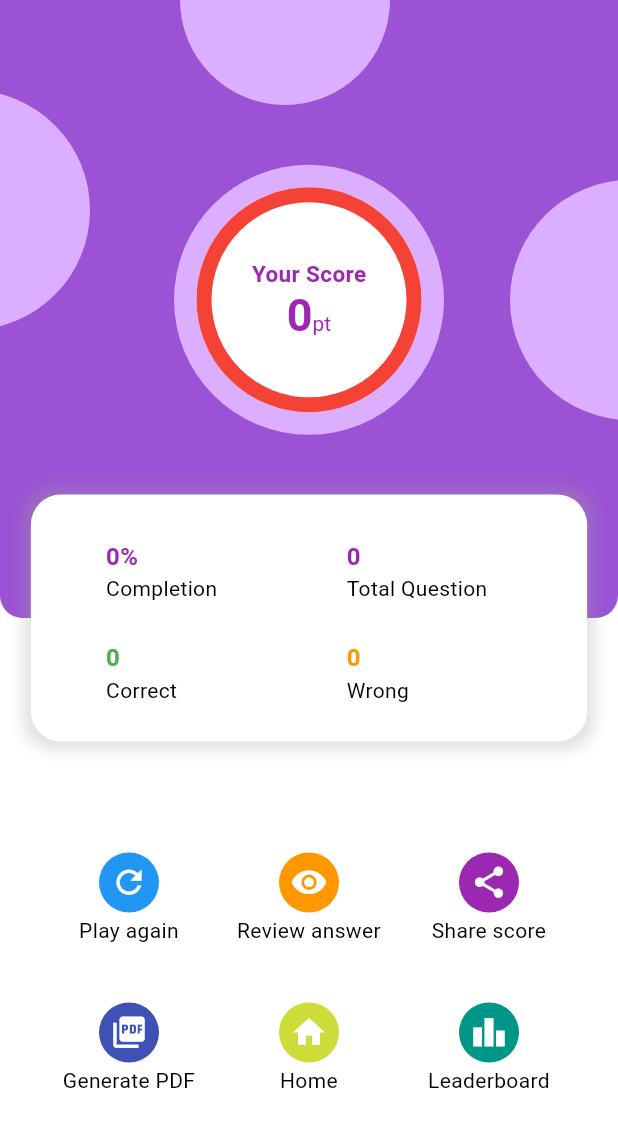
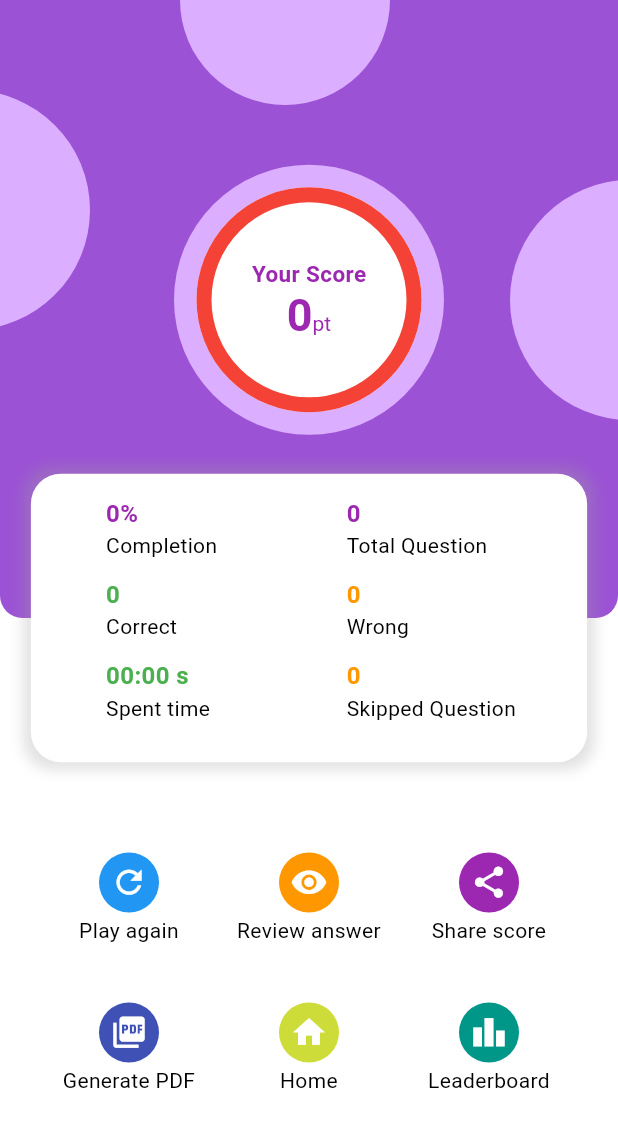
Before and after one commit to Nahidjc/quizzy-appv1, a Flutter app: the QuizResultPage screen opened directly with empty values, on a phone screen of 412 x 824 dp. Shown: the top 1127 px of the screen. Run offline on Flutter 3.47's test engine with Material 2 defaults, Android fonts, the phone set to English and light mode, and no system bars; our stand-ins replace carousel_slider, quickalert; missing offline and left inert: breadcrumbs, panara_dialogs.

Commit message:
spent time and skipped question show

```diff
--- a/lib/components/review/single_answer_result.dart
+++ b/lib/components/review/single_answer_result.dart
@@ -20,7 +20,6 @@ class SingleCorrectAnswerWidget extends StatelessWidget {
   Widget build(BuildContext context) {
     final isCorrect = selectedAnswer == correctAnswer;
     final isSkiped = selectedAnswer == options.length;
-    print(isSkiped);
     final optionColor =
         isCorrect ? Colors.green : (selectedAnswer != -1 ? Colors.red : null);
     final iconData = isCorrect ? Icons.check : Icons.close;
--- a/lib/pages/quiz_result.dart
+++ b/lib/pages/quiz_result.dart
@@ -23,6 +23,8 @@ class QuizResultPage extends StatefulWidget {
   final double percentage;
   final int quizpoint;
   final List<dynamic> selectedArray;
+  final int skipQuestion;
+  final int timeSpent;
 
   const QuizResultPage(
       {Key? key,
@@ -30,7 +32,9 @@ class QuizResultPage extends StatefulWidget {
       required this.correctAnswers,
       required this.percentage,
       required this.quizpoint,
-      required this.selectedArray})
+      required this.selectedArray,
+      required this.skipQuestion,
+      required this.timeSpent})
       : super(key: key);
 
   @override
@@ -76,6 +80,8 @@ class _QuizResultPageState extends State<QuizResultPage>
 
   @override
   Widget build(BuildContext context) {
+    print(widget.timeSpent);
+    print(widget.skipQuestion);
     return Scaffold(
         backgroundColor: Colors.white,
         body: Stack(children: [
@@ -174,7 +180,7 @@ class _QuizResultPageState extends State<QuizResultPage>
                         child: Center(
                       child: FractionallySizedBox(
                         widthFactor: 0.9,
-                        heightFactor: 0.6,
+                        heightFactor: 0.70,
                         child: Container(
                           decoration: BoxDecoration(
                             color: Colors.white,
@@ -187,7 +193,8 @@ class _QuizResultPageState extends State<QuizResultPage>
                             ],
                             borderRadius: BorderRadius.circular(20.0),
                           ),
-                          padding: const EdgeInsets.only(left: 50.0, top: 30),
+                          padding: const EdgeInsets.only(
+                              left: 50.0, top: 15, bottom: 15),
                           child: Column(
                             mainAxisAlignment: MainAxisAlignment.center,
                             children: [
@@ -269,7 +276,7 @@ class _QuizResultPageState extends State<QuizResultPage>
                                             CrossAxisAlignment.stretch,
                                         children: [
                                           Text(
-                                            '${quizLength - widget.correctAnswers}',
+                                            '${quizLength - widget.correctAnswers - widget.skipQuestion}',
                                             style: const TextStyle(
                                                 color: Colors.orange,
                                                 fontWeight: FontWeight.bold,
@@ -277,6 +284,57 @@ class _QuizResultPageState extends State<QuizResultPage>
                                           ),
                                           const Text(
                                             'Wrong',
+                                            style: TextStyle(
+                                                color: Colors.black,
+                                                fontSize: 14.0),
+                                          ),
+                                        ],
+                                      ),
+                                    ),
+                                  ],
+                                ),
+                              ),
+                              Expanded(
+                                child: Row(
+                                  children: [
+                                    Expanded(
+                                      child: Column(
+                                        crossAxisAlignment:
+                                            CrossAxisAlignment.stretch,
+                                        children: [
+                                          Text(
+                                            formatDuration(Duration(
+                                                seconds: widget.timeSpent)),
+                                            style: const TextStyle(
+                                              color: Colors.green,
+                                              fontWeight: FontWeight.bold,
+                                              fontSize: 16.0,
+                                            ),
+                                          ),
+                                          const Text(
+                                            'Spent time',
+                                            style: TextStyle(
+                                              color: Colors.black,
+                                              fontSize: 14.0,
+                                            ),
+                                          ),
+                                        ],
+                                      ),
+                                    ),
+                                    Expanded(
+                                      child: Column(
+                                        crossAxisAlignment:
+                                            CrossAxisAlignment.stretch,
+                                        children: [
+                                          Text(
+                                            '${widget.skipQuestion}',
+                                            style: const TextStyle(
+                                                color: Colors.orange,
+                                                fontWeight: FontWeight.bold,
+                                                fontSize: 16.0),
+                                          ),
+                                          const Text(
+                                            'Skipped Question',
                                             style: TextStyle(
                                                 color: Colors.black,
                                                 fontSize: 14.0),
@@ -493,6 +551,11 @@ class _QuizResultPageState extends State<QuizResultPage>
           )
         ]));
   }
+  String formatDuration(Duration duration) {
+    String minutes = (duration.inSeconds ~/ 60).toString().padLeft(2, '0');
+    String seconds = (duration.inSeconds % 60).toString().padLeft(2, '0');
+    return '$minutes:$seconds s';
+  }
 }
 
 class CircleProgressBarPainter extends CustomPainter {
--- a/lib/utils/quiz_points.dart
+++ b/lib/utils/quiz_points.dart
@@ -1,6 +1,6 @@
 class QuizPoints {
   int calculatePoints(int correctAnswers, int remainingTime, int quizLength) {
-    int basePoints = correctAnswers * 10;
+    int basePoints = correctAnswers * 1;
     double percentage = correctAnswers / quizLength;
     int timeBonus;
     if (percentage == 1.0) {
```
Also changed, not shown: lib/pages/quiz_page.dart (+19 -6 lines).
